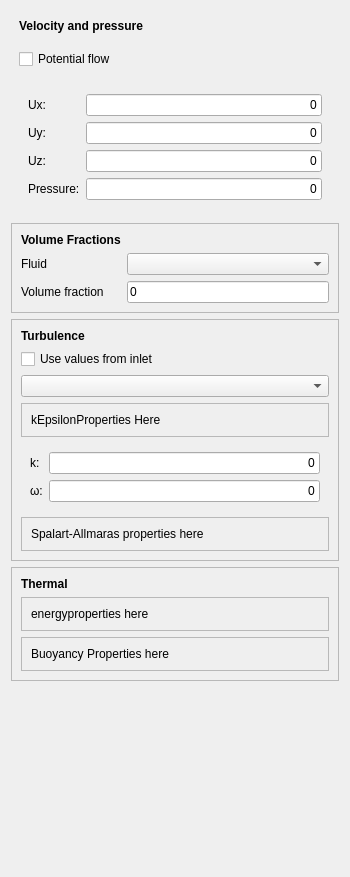
Old version of the form TaskPanelCfdInitialiseInternalField.ui in the repository jaheyns/CfdOF.
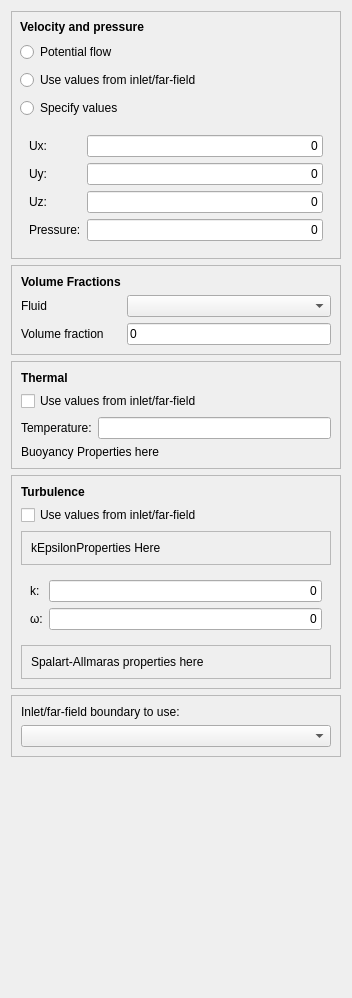
New version of the form. Custom widgets are drawn as their Qt base class.

Diff of the .ui file:
```diff
--- a/TaskPanelCfdInitialiseInternalField.ui
+++ b/TaskPanelCfdInitialiseInternalField.ui
@@ -6,370 +6,15 @@
    <rect>
     <x>0</x>
     <y>0</y>
-    <width>350</width>
-    <height>877</height>
+    <width>352</width>
+    <height>998</height>
    </rect>
   </property>
   <property name="windowTitle">
    <string>Initialise flow field</string>
   </property>
   <layout class="QGridLayout" name="gridLayout_2">
-   <item row="1" column="0">
-    <layout class="QGridLayout" name="gridLayout_13">
-     <property name="horizontalSpacing">
-      <number>8</number>
-     </property>
-     <property name="verticalSpacing">
-      <number>16</number>
-     </property>
-     <property name="margin">
-      <number>8</number>
-     </property>
-     <item row="1" column="0">
-      <widget class="QCheckBox" name="potentialFoamCheckBox">
-       <property name="sizePolicy">
-        <sizepolicy hsizetype="Minimum" vsizetype="Fixed">
-         <horstretch>0</horstretch>
-         <verstretch>0</verstretch>
-        </sizepolicy>
-       </property>
-       <property name="font">
-        <font>
-         <weight>50</weight>
-         <bold>false</bold>
-        </font>
-       </property>
-       <property name="toolTip">
-        <string/>
-       </property>
-       <property name="whatsThis">
-        <string/>
-       </property>
-       <property name="layoutDirection">
-        <enum>Qt::LeftToRight</enum>
-       </property>
-       <property name="text">
-        <string>Potential flow</string>
-       </property>
-      </widget>
-     </item>
-     <item row="0" column="0">
-      <widget class="QLabel" name="label_7">
-       <property name="font">
-        <font>
-         <weight>75</weight>
-         <bold>true</bold>
-        </font>
-       </property>
-       <property name="text">
-        <string>Velocity and pressure</string>
-       </property>
-      </widget>
-     </item>
-     <item row="2" column="0">
-      <widget class="QFrame" name="basicPropertiesFrame">
-       <property name="frameShape">
-        <enum>QFrame::NoFrame</enum>
-       </property>
-       <property name="frameShadow">
-        <enum>QFrame::Raised</enum>
-       </property>
-       <layout class="QGridLayout" name="gridLayout_12">
-        <item row="1" column="1">
-         <widget class="Gui::InputField" name="Uy">
-          <property name="sizePolicy">
-           <sizepolicy hsizetype="Preferred" vsizetype="Fixed">
-            <horstretch>0</horstretch>
-            <verstretch>0</verstretch>
-           </sizepolicy>
-          </property>
-          <property name="text">
-           <string>0</string>
-          </property>
-          <property name="alignment">
-           <set>Qt::AlignRight|Qt::AlignTrailing|Qt::AlignVCenter</set>
-          </property>
-          <property name="singleStep" stdset="0">
-           <double>1.000000000000000</double>
-          </property>
-          <property name="unit" stdset="0">
-           <string notr="true">m/s</string>
-          </property>
-          <property name="format" stdset="0">
-           <string>g</string>
-          </property>
-         </widget>
-        </item>
-        <item row="3" column="0">
-         <widget class="QLabel" name="label_5">
-          <property name="text">
-           <string>Pressure:</string>
-          </property>
-         </widget>
-        </item>
-        <item row="2" column="0">
-         <widget class="QLabel" name="label_4">
-          <property name="text">
-           <string>Uz:</string>
-          </property>
-         </widget>
-        </item>
-        <item row="0" column="0">
-         <widget class="QLabel" name="label_2">
-          <property name="text">
-           <string>Ux:</string>
-          </property>
-         </widget>
-        </item>
-        <item row="2" column="1">
-         <widget class="Gui::InputField" name="Uz">
-          <property name="sizePolicy">
-           <sizepolicy hsizetype="Preferred" vsizetype="Fixed">
-            <horstretch>0</horstretch>
-            <verstretch>0</verstretch>
-           </sizepolicy>
-          </property>
-          <property name="text">
-           <string>0</string>
-          </property>
-          <property name="alignment">
-           <set>Qt::AlignRight|Qt::AlignTrailing|Qt::AlignVCenter</set>
-          </property>
-          <property name="singleStep" stdset="0">
-           <double>1.000000000000000</double>
-          </property>
-          <property name="unit" stdset="0">
-           <string notr="true">m/s</string>
-          </property>
-          <property name="format" stdset="0">
-           <string>g</string>
-          </property>
-         </widget>
-        </item>
-        <item row="1" column="0">
-         <widget class="QLabel" name="label_3">
-          <property name="text">
-           <string>Uy:</string>
-          </property>
-         </widget>
-        </item>
-        <item row="0" column="1">
-         <widget class="Gui::InputField" name="Ux">
-          <property name="sizePolicy">
-           <sizepolicy hsizetype="MinimumExpanding" vsizetype="Fixed">
-            <horstretch>0</horstretch>
-            <verstretch>0</verstretch>
-           </sizepolicy>
-          </property>
-          <property name="text">
-           <string>0</string>
-          </property>
-          <property name="alignment">
-           <set>Qt::AlignRight|Qt::AlignTrailing|Qt::AlignVCenter</set>
-          </property>
-          <property name="singleStep" stdset="0">
-           <double>1.000000000000000</double>
-          </property>
-          <property name="unit" stdset="0">
-           <string notr="true">m/s</string>
-          </property>
-          <property name="format" stdset="0">
-           <string>g</string>
-          </property>
-         </widget>
-        </item>
-        <item row="3" column="1">
-         <widget class="Gui::InputField" name="pressure">
-          <property name="sizePolicy">
-           <sizepolicy hsizetype="Preferred" vsizetype="Fixed">
-            <horstretch>0</horstretch>
-            <verstretch>0</verstretch>
-           </sizepolicy>
-          </property>
-          <property name="text">
-           <string>0</string>
-          </property>
-          <property name="alignment">
-           <set>Qt::AlignRight|Qt::AlignTrailing|Qt::AlignVCenter</set>
-          </property>
-          <property name="singleStep" stdset="0">
-           <double>2.000000000000000</double>
-          </property>
-          <property name="maximum" stdset="0">
-           <double>2000000000.000000000000000</double>
-          </property>
-          <property name="unit" stdset="0">
-           <string notr="true">kg/m/s^2</string>
-          </property>
-          <property name="format" stdset="0">
-           <string>g</string>
-          </property>
-         </widget>
-        </item>
-       </layout>
-      </widget>
-     </item>
-    </layout>
-   </item>
-   <item row="3" column="0">
-    <widget class="QFrame" name="turbulencePropertiesFrame">
-     <property name="frameShape">
-      <enum>QFrame::StyledPanel</enum>
-     </property>
-     <property name="frameShadow">
-      <enum>QFrame::Raised</enum>
-     </property>
-     <layout class="QGridLayout" name="gridLayout_4">
-      <item row="1" column="0">
-       <widget class="QCheckBox" name="checkUseInletValues">
-        <property name="text">
-         <string>Use values from inlet</string>
-        </property>
-       </widget>
-      </item>
-      <item row="4" column="0">
-       <widget class="QFrame" name="kOmegaSSTFrame">
-        <property name="frameShape">
-         <enum>QFrame::NoFrame</enum>
-        </property>
-        <property name="frameShadow">
-         <enum>QFrame::Raised</enum>
-        </property>
-        <layout class="QGridLayout" name="gridLayout">
-         <item row="0" column="0">
-          <widget class="QLabel" name="label">
-           <property name="text">
-            <string>k:</string>
-           </property>
-          </widget>
-         </item>
-         <item row="0" column="1">
-          <widget class="Gui::InputField" name="inputk">
-           <property name="sizePolicy">
-            <sizepolicy hsizetype="MinimumExpanding" vsizetype="Fixed">
-             <horstretch>0</horstretch>
-             <verstretch>0</verstretch>
-            </sizepolicy>
-           </property>
-           <property name="text">
-            <string>0</string>
-           </property>
-           <property name="alignment">
-            <set>Qt::AlignRight|Qt::AlignTrailing|Qt::AlignVCenter</set>
-           </property>
-           <property name="singleStep" stdset="0">
-            <double>0.001000000000000</double>
-           </property>
-           <property name="minimum" stdset="0">
-            <double>0.000000000000000</double>
-           </property>
-           <property name="unit" stdset="0">
-            <string notr="true">m^2/s^2</string>
-           </property>
-           <property name="format" stdset="0">
-            <string>g</string>
-           </property>
-          </widget>
-         </item>
-         <item row="1" column="0">
-          <widget class="QLabel" name="label_6">
-           <property name="text">
-            <string>ω:</string>
-           </property>
-          </widget>
-         </item>
-         <item row="1" column="1">
-          <widget class="Gui::InputField" name="inputOmega">
-           <property name="sizePolicy">
-            <sizepolicy hsizetype="Preferred" vsizetype="Fixed">
-             <horstretch>0</horstretch>
-             <verstretch>0</verstretch>
-            </sizepolicy>
-           </property>
-           <property name="text">
-            <string>0</string>
-           </property>
-           <property name="alignment">
-            <set>Qt::AlignRight|Qt::AlignTrailing|Qt::AlignVCenter</set>
-           </property>
-           <property name="singleStep" stdset="0">
-            <double>0.100000000000000</double>
-           </property>
-           <property name="minimum" stdset="0">
-            <double>0.000000000000000</double>
-           </property>
-           <property name="unit" stdset="0">
-            <string notr="true">rad/s</string>
-           </property>
-           <property name="format" stdset="0">
-            <string>g</string>
-           </property>
-          </widget>
-         </item>
-        </layout>
-       </widget>
-      </item>
-      <item row="3" column="0">
-       <widget class="QFrame" name="kEpsilonFrame">
-        <property name="frameShape">
-         <enum>QFrame::StyledPanel</enum>
-        </property>
-        <property name="frameShadow">
-         <enum>QFrame::Raised</enum>
-        </property>
-        <layout class="QGridLayout" name="gridLayout_5">
-         <item row="0" column="0">
-          <widget class="QLabel" name="label_10">
-           <property name="text">
-            <string>kEpsilonProperties Here</string>
-           </property>
-          </widget>
-         </item>
-        </layout>
-       </widget>
-      </item>
-      <item row="0" column="0">
-       <widget class="QLabel" name="label_12">
-        <property name="font">
-         <font>
-          <weight>75</weight>
-          <bold>true</bold>
-         </font>
-        </property>
-        <property name="text">
-         <string>Turbulence</string>
-        </property>
-        <property name="wordWrap">
-         <bool>false</bool>
-        </property>
-       </widget>
-      </item>
-      <item row="5" column="0">
-       <widget class="QFrame" name="SpalartAlmerasFrame">
-        <property name="frameShape">
-         <enum>QFrame::StyledPanel</enum>
-        </property>
-        <property name="frameShadow">
-         <enum>QFrame::Raised</enum>
-        </property>
-        <layout class="QGridLayout" name="gridLayout_6">
-         <item row="0" column="0">
-          <widget class="QLabel" name="label_11">
-           <property name="text">
-            <string>Spalart-Allmaras properties here</string>
-           </property>
-          </widget>
-         </item>
-        </layout>
-       </widget>
-      </item>
-      <item row="2" column="0">
-       <widget class="QComboBox" name="comboInlets"/>
-      </item>
-     </layout>
-    </widget>
-   </item>
-   <item row="5" column="0">
+   <item row="7" column="0">
     <spacer name="verticalSpacer">
      <property name="orientation">
       <enum>Qt::Vertical</enum>
@@ -382,7 +27,7 @@
      </property>
     </spacer>
    </item>
-   <item row="4" column="0">
+   <item row="3" column="0">
     <widget class="QFrame" name="thermalPropertiesFrame">
      <property name="frameShape">
       <enum>QFrame::StyledPanel</enum>
@@ -391,6 +36,44 @@
       <enum>QFrame::Raised</enum>
      </property>
      <layout class="QGridLayout" name="gridLayout_7">
+      <item row="2" column="0">
+       <widget class="QFrame" name="energyFrame">
+        <property name="frameShape">
+         <enum>QFrame::NoFrame</enum>
+        </property>
+        <property name="frameShadow">
+         <enum>QFrame::Raised</enum>
+        </property>
+        <layout class="QGridLayout" name="gridLayout_9">
+         <property name="margin">
+          <number>0</number>
+         </property>
+         <item row="1" column="0">
+          <widget class="QLabel" name="label_14">
+           <property name="text">
+            <string>Temperature:</string>
+           </property>
+          </widget>
+         </item>
+         <item row="1" column="1">
+          <widget class="Gui::InputField" name="inputTemperature">
+           <property name="singleStep" stdset="0">
+            <double>1.000000000000000</double>
+           </property>
+           <property name="minimum" stdset="0">
+            <double>0.000000000000000</double>
+           </property>
+           <property name="unit" stdset="0">
+            <string notr="true">K</string>
+           </property>
+           <property name="format" stdset="0">
+            <string>g</string>
+           </property>
+          </widget>
+         </item>
+        </layout>
+       </widget>
+      </item>
       <item row="0" column="0">
        <widget class="QLabel" name="label_13">
         <property name="font">
@@ -404,15 +87,18 @@
         </property>
        </widget>
       </item>
-      <item row="2" column="0">
+      <item row="3" column="0">
        <widget class="QFrame" name="bouyancyFrame">
         <property name="frameShape">
-         <enum>QFrame::StyledPanel</enum>
+         <enum>QFrame::NoFrame</enum>
         </property>
         <property name="frameShadow">
          <enum>QFrame::Raised</enum>
         </property>
         <layout class="QGridLayout" name="gridLayout_10">
+         <property name="margin">
+          <number>0</number>
+         </property>
          <item row="0" column="0">
           <widget class="QLabel" name="label_15">
            <property name="text">
@@ -424,22 +110,10 @@
        </widget>
       </item>
       <item row="1" column="0">
-       <widget class="QFrame" name="energyFrame">
-        <property name="frameShape">
-         <enum>QFrame::StyledPanel</enum>
+       <widget class="QCheckBox" name="checkUseInletValuesThermal">
+        <property name="text">
+         <string>Use values from inlet/far-field</string>
         </property>
-        <property name="frameShadow">
-         <enum>QFrame::Raised</enum>
-        </property>
-        <layout class="QGridLayout" name="gridLayout_9">
-         <item row="0" column="0">
-          <widget class="QLabel" name="label_14">
-           <property name="text">
-            <string>energyproperties here</string>
-           </property>
-          </widget>
-         </item>
-        </layout>
        </widget>
       </item>
      </layout>
@@ -512,6 +186,375 @@
      </layout>
     </widget>
    </item>
+   <item row="4" column="0">
+    <widget class="QFrame" name="turbulencePropertiesFrame">
+     <property name="frameShape">
+      <enum>QFrame::StyledPanel</enum>
+     </property>
+     <property name="frameShadow">
+      <enum>QFrame::Raised</enum>
+     </property>
+     <layout class="QGridLayout" name="gridLayout_4">
+      <item row="4" column="0">
+       <widget class="QFrame" name="SpalartAlmerasFrame">
+        <property name="frameShape">
+         <enum>QFrame::StyledPanel</enum>
+        </property>
+        <property name="frameShadow">
+         <enum>QFrame::Raised</enum>
+        </property>
+        <layout class="QGridLayout" name="gridLayout_6">
+         <item row="0" column="0">
+          <widget class="QLabel" name="label_11">
+           <property name="text">
+            <string>Spalart-Allmaras properties here</string>
+           </property>
+          </widget>
+         </item>
+        </layout>
+       </widget>
+      </item>
+      <item row="1" column="0">
+       <widget class="QCheckBox" name="checkUseInletValues">
+        <property name="text">
+         <string>Use values from inlet/far-field</string>
+        </property>
+       </widget>
+      </item>
+      <item row="2" column="0">
+       <widget class="QFrame" name="kEpsilonFrame">
+        <property name="frameShape">
+         <enum>QFrame::StyledPanel</enum>
+        </property>
+        <property name="frameShadow">
+         <enum>QFrame::Raised</enum>
+        </property>
+        <layout class="QGridLayout" name="gridLayout_5">
+         <item row="0" column="0">
+          <widget class="QLabel" name="label_10">
+           <property name="text">
+            <string>kEpsilonProperties Here</string>
+           </property>
+          </widget>
+         </item>
+        </layout>
+       </widget>
+      </item>
+      <item row="3" column="0">
+       <widget class="QFrame" name="kOmegaSSTFrame">
+        <property name="frameShape">
+         <enum>QFrame::NoFrame</enum>
+        </property>
+        <property name="frameShadow">
+         <enum>QFrame::Raised</enum>
+        </property>
+        <layout class="QGridLayout" name="gridLayout">
+         <item row="0" column="0">
+          <widget class="QLabel" name="label">
+           <property name="text">
+            <string>k:</string>
+           </property>
+          </widget>
+         </item>
+         <item row="0" column="1">
+          <widget class="Gui::InputField" name="inputk">
+           <property name="sizePolicy">
+            <sizepolicy hsizetype="MinimumExpanding" vsizetype="Fixed">
+             <horstretch>0</horstretch>
+             <verstretch>0</verstretch>
+            </sizepolicy>
+           </property>
+           <property name="text">
+            <string>0</string>
+           </property>
+           <property name="alignment">
+            <set>Qt::AlignRight|Qt::AlignTrailing|Qt::AlignVCenter</set>
+           </property>
+           <property name="singleStep" stdset="0">
+            <double>0.001000000000000</double>
+           </property>
+           <property name="minimum" stdset="0">
+            <double>0.000000000000000</double>
+           </property>
+           <property name="unit" stdset="0">
+            <string notr="true">m^2/s^2</string>
+           </property>
+           <property name="format" stdset="0">
+            <string>g</string>
+           </property>
+          </widget>
+         </item>
+         <item row="1" column="0">
+          <widget class="QLabel" name="label_6">
+           <property name="text">
+            <string>ω:</string>
+           </property>
+          </widget>
+         </item>
+         <item row="1" column="1">
+          <widget class="Gui::InputField" name="inputOmega">
+           <property name="sizePolicy">
+            <sizepolicy hsizetype="Preferred" vsizetype="Fixed">
+             <horstretch>0</horstretch>
+             <verstretch>0</verstretch>
+            </sizepolicy>
+           </property>
+           <property name="text">
+            <string>0</string>
+           </property>
+           <property name="alignment">
+            <set>Qt::AlignRight|Qt::AlignTrailing|Qt::AlignVCenter</set>
+           </property>
+           <property name="singleStep" stdset="0">
+            <double>0.100000000000000</double>
+           </property>
+           <property name="minimum" stdset="0">
+            <double>0.000000000000000</double>
+           </property>
+           <property name="unit" stdset="0">
+            <string notr="true">rad/s</string>
+           </property>
+           <property name="format" stdset="0">
+            <string>g</string>
+           </property>
+          </widget>
+         </item>
+        </layout>
+       </widget>
+      </item>
+      <item row="0" column="0">
+       <widget class="QLabel" name="label_12">
+        <property name="font">
+         <font>
+          <weight>75</weight>
+          <bold>true</bold>
+         </font>
+        </property>
+        <property name="text">
+         <string>Turbulence</string>
+        </property>
+        <property name="wordWrap">
+         <bool>false</bool>
+        </property>
+       </widget>
+      </item>
+     </layout>
+    </widget>
+   </item>
+   <item row="6" column="0">
+    <widget class="QFrame" name="frameInlets">
+     <property name="frameShape">
+      <enum>QFrame::StyledPanel</enum>
+     </property>
+     <property name="frameShadow">
+      <enum>QFrame::Raised</enum>
+     </property>
+     <layout class="QGridLayout" name="gridLayout_3">
+      <item row="1" column="0">
+       <widget class="QComboBox" name="comboInlets"/>
+      </item>
+      <item row="0" column="0">
+       <widget class="QLabel" name="label_17">
+        <property name="text">
+         <string>Inlet/far-field boundary to use:</string>
+        </property>
+       </widget>
+      </item>
+     </layout>
+    </widget>
+   </item>
+   <item row="1" column="0">
+    <widget class="QFrame" name="frameUP">
+     <property name="frameShape">
+      <enum>QFrame::StyledPanel</enum>
+     </property>
+     <layout class="QGridLayout" name="gridLayout_13">
+      <property name="margin">
+       <number>8</number>
+      </property>
+      <property name="spacing">
+       <number>8</number>
+      </property>
+      <item row="1" column="0">
+       <widget class="QRadioButton" name="radioButtonPotentialFlow">
+        <property name="text">
+         <string>Potential flow</string>
+        </property>
+       </widget>
+      </item>
+      <item row="4" column="0">
+       <widget class="QFrame" name="basicPropertiesFrame">
+        <property name="frameShape">
+         <enum>QFrame::NoFrame</enum>
+        </property>
+        <property name="frameShadow">
+         <enum>QFrame::Raised</enum>
+        </property>
+        <layout class="QGridLayout" name="gridLayout_12">
+         <item row="1" column="1">
+          <widget class="Gui::InputField" name="Uy">
+           <property name="sizePolicy">
+            <sizepolicy hsizetype="Preferred" vsizetype="Fixed">
+             <horstretch>0</horstretch>
+             <verstretch>0</verstretch>
+            </sizepolicy>
+           </property>
+           <property name="text">
+            <string>0</string>
+           </property>
+           <property name="alignment">
+            <set>Qt::AlignRight|Qt::AlignTrailing|Qt::AlignVCenter</set>
+           </property>
+           <property name="singleStep" stdset="0">
+            <double>1.000000000000000</double>
+           </property>
+           <property name="unit" stdset="0">
+            <string notr="true">m/s</string>
+           </property>
+           <property name="format" stdset="0">
+            <string>g</string>
+           </property>
+          </widget>
+         </item>
+         <item row="3" column="0">
+          <widget class="QLabel" name="label_5">
+           <property name="text">
+            <string>Pressure:</string>
+           </property>
+          </widget>
+         </item>
+         <item row="2" column="0">
+          <widget class="QLabel" name="label_4">
+           <property name="text">
+            <string>Uz:</string>
+           </property>
+          </widget>
+         </item>
+         <item row="0" column="0">
+          <widget class="QLabel" name="label_2">
+           <property name="text">
+            <string>Ux:</string>
+           </property>
+          </widget>
+         </item>
+         <item row="2" column="1">
+          <widget class="Gui::InputField" name="Uz">
+           <property name="sizePolicy">
+            <sizepolicy hsizetype="Preferred" vsizetype="Fixed">
+             <horstretch>0</horstretch>
+             <verstretch>0</verstretch>
+            </sizepolicy>
+           </property>
+           <property name="text">
+            <string>0</string>
+           </property>
+           <property name="alignment">
+            <set>Qt::AlignRight|Qt::AlignTrailing|Qt::AlignVCenter</set>
+           </property>
+           <property name="singleStep" stdset="0">
+            <double>1.000000000000000</double>
+           </property>
+           <property name="unit" stdset="0">
+            <string notr="true">m/s</string>
+           </property>
+           <property name="format" stdset="0">
+            <string>g</string>
+           </property>
+          </widget>
+         </item>
+         <item row="1" column="0">
+          <widget class="QLabel" name="label_3">
+           <property name="text">
+            <string>Uy:</string>
+           </property>
+          </widget>
+         </item>
+         <item row="0" column="1">
+          <widget class="Gui::InputField" name="Ux">
+           <property name="sizePolicy">
+            <sizepolicy hsizetype="MinimumExpanding" vsizetype="Fixed">
+             <horstretch>0</horstretch>
+             <verstretch>0</verstretch>
+            </sizepolicy>
+           </property>
+           <property name="text">
+            <string>0</string>
+           </property>
+           <property name="alignment">
+            <set>Qt::AlignRight|Qt::AlignTrailing|Qt::AlignVCenter</set>
+           </property>
+           <property name="singleStep" stdset="0">
+            <double>1.000000000000000</double>
+           </property>
+           <property name="unit" stdset="0">
+            <string notr="true">m/s</string>
+           </property>
+           <property name="format" stdset="0">
+            <string>g</string>
+           </property>
+          </widget>
+         </item>
+         <item row="3" column="1">
+          <widget class="Gui::InputField" name="pressure">
+           <property name="sizePolicy">
+            <sizepolicy hsizetype="Preferred" vsizetype="Fixed">
+             <horstretch>0</horstretch>
+             <verstretch>0</verstretch>
+            </sizepolicy>
+           </property>
+           <property name="text">
+            <string>0</string>
+           </property>
+           <property name="alignment">
+            <set>Qt::AlignRight|Qt::AlignTrailing|Qt::AlignVCenter</set>
+           </property>
+           <property name="singleStep" stdset="0">
+            <double>2.000000000000000</double>
+           </property>
+           <property name="maximum" stdset="0">
+            <double>2000000000.000000000000000</double>
+           </property>
+           <property name="unit" stdset="0">
+            <string notr="true">kg/m/s^2</string>
+           </property>
+           <property name="format" stdset="0">
+            <string>g</string>
+           </property>
+          </widget>
+         </item>
+        </layout>
+       </widget>
+      </item>
+      <item row="2" column="0">
+       <widget class="QRadioButton" name="radioButtonUseInletValuesUP">
+        <property name="text">
+         <string>Use values from inlet/far-field</string>
+        </property>
+       </widget>
+      </item>
+      <item row="0" column="0">
+       <widget class="QLabel" name="label_7">
+        <property name="font">
+         <font>
+          <weight>75</weight>
+          <bold>true</bold>
+         </font>
+        </property>
+        <property name="text">
+         <string>Velocity and pressure</string>
+        </property>
+       </widget>
+      </item>
+      <item row="3" column="0">
+       <widget class="QRadioButton" name="radioButtonSpecifyValues">
+        <property name="text">
+         <string>Specify values</string>
+        </property>
+       </widget>
+      </item>
+     </layout>
+    </widget>
+   </item>
   </layout>
  </widget>
  <customwidgets>
```
Left out of the diff: 4 changed lines with no effect on the pictures.
